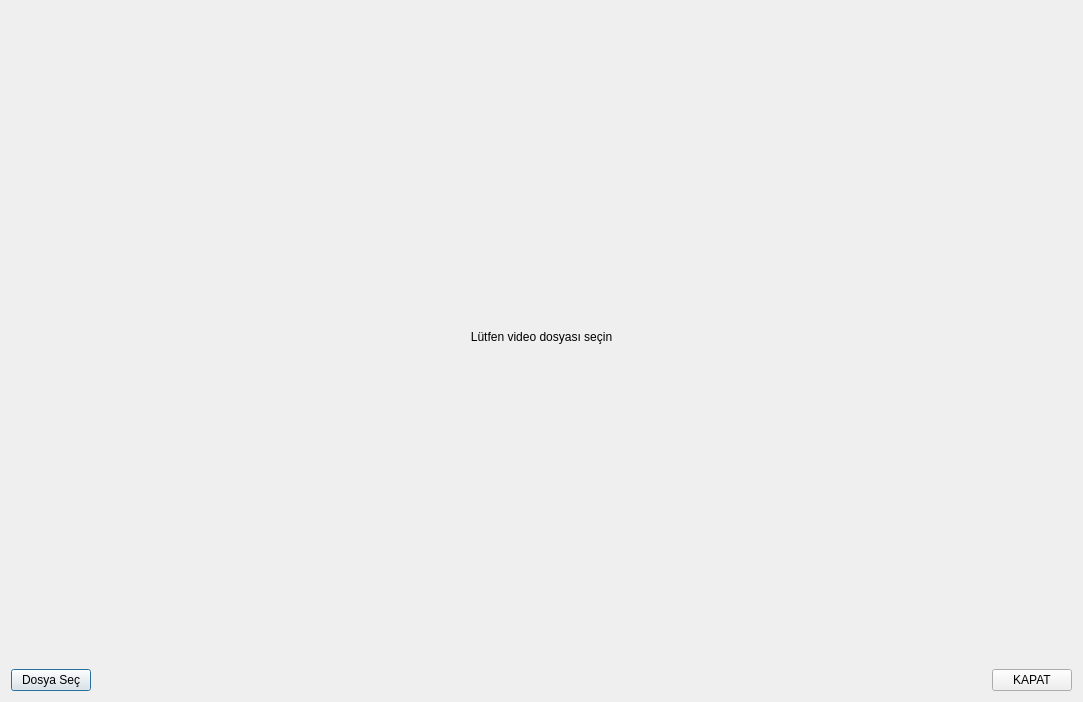
First picture: the form in ui/videoFileDialog.ui, repository KTUN-BP/DuyguDurumAnaliz, before the edit.
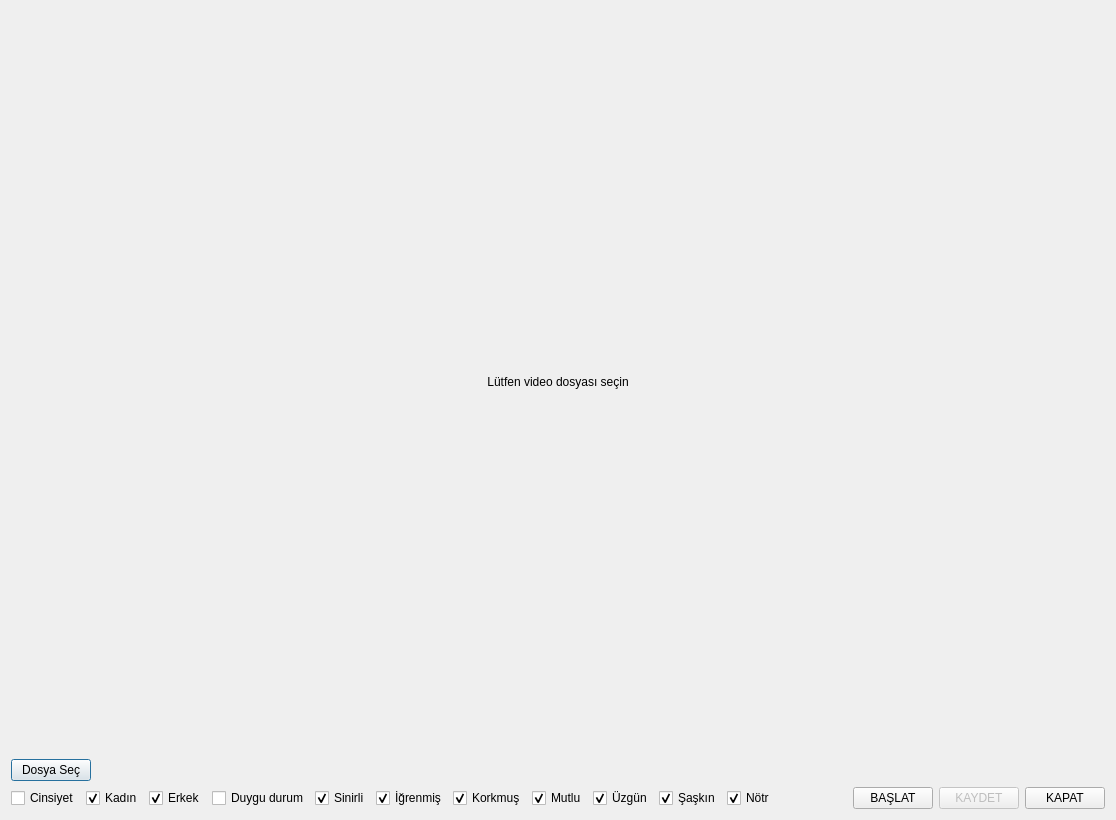
Second picture: the form after the edit.

Patch:
```diff
--- a/ui/videoFileDialog.ui
+++ b/ui/videoFileDialog.ui
@@ -9,8 +9,8 @@
    <rect>
     <x>0</x>
     <y>0</y>
-    <width>1083</width>
-    <height>702</height>
+    <width>1116</width>
+    <height>820</height>
    </rect>
   </property>
   <property name="sizePolicy">
@@ -73,6 +73,158 @@
         </widget>
        </item>
        <item>
+        <spacer name="horizontalSpacer_2">
+         <property name="orientation">
+          <enum>Qt::Horizontal</enum>
+         </property>
+         <property name="sizeHint" stdset="0">
+          <size>
+           <width>40</width>
+           <height>20</height>
+          </size>
+         </property>
+        </spacer>
+       </item>
+      </layout>
+     </item>
+     <item>
+      <layout class="QHBoxLayout" name="horizontalLayout_4">
+       <item>
+        <layout class="QHBoxLayout" name="horizontalLayoutOptions">
+         <item>
+          <widget class="QCheckBox" name="checkBoxGender">
+           <property name="enabled">
+            <bool>true</bool>
+           </property>
+           <property name="text">
+            <string>Cinsiyet</string>
+           </property>
+          </widget>
+         </item>
+         <item>
+          <widget class="QCheckBox" name="checkBoxFemale">
+           <property name="text">
+            <string>Kadın</string>
+           </property>
+           <property name="checked">
+            <bool>true</bool>
+           </property>
+          </widget>
+         </item>
+         <item>
+          <widget class="QCheckBox" name="checkBoxMale">
+           <property name="text">
+            <string>Erkek</string>
+           </property>
+           <property name="checked">
+            <bool>true</bool>
+           </property>
+          </widget>
+         </item>
+         <item>
+          <widget class="QCheckBox" name="checkBoxEmotion">
+           <property name="enabled">
+            <bool>true</bool>
+           </property>
+           <property name="text">
+            <string>Duygu durum</string>
+           </property>
+          </widget>
+         </item>
+         <item>
+          <widget class="QCheckBox" name="checkBoxAngry">
+           <property name="enabled">
+            <bool>true</bool>
+           </property>
+           <property name="text">
+            <string>Sinirli</string>
+           </property>
+           <property name="checked">
+            <bool>true</bool>
+           </property>
+          </widget>
+         </item>
+         <item>
+          <widget class="QCheckBox" name="checkBoxDisgust">
+           <property name="enabled">
+            <bool>true</bool>
+           </property>
+           <property name="text">
+            <string>İğrenmiş</string>
+           </property>
+           <property name="checked">
+            <bool>true</bool>
+           </property>
+          </widget>
+         </item>
+         <item>
+          <widget class="QCheckBox" name="checkBoxScared">
+           <property name="enabled">
+            <bool>true</bool>
+           </property>
+           <property name="text">
+            <string>Korkmuş</string>
+           </property>
+           <property name="checked">
+            <bool>true</bool>
+           </property>
+          </widget>
+         </item>
+         <item>
+          <widget class="QCheckBox" name="checkBoxHappy">
+           <property name="enabled">
+            <bool>true</bool>
+           </property>
+           <property name="text">
+            <string>Mutlu</string>
+           </property>
+           <property name="checked">
+            <bool>true</bool>
+           </property>
+          </widget>
+         </item>
+         <item>
+          <widget class="QCheckBox" name="checkBoxSad">
+           <property name="enabled">
+            <bool>true</bool>
+           </property>
+           <property name="text">
+            <string>Üzgün</string>
+           </property>
+           <property name="checked">
+            <bool>true</bool>
+           </property>
+          </widget>
+         </item>
+         <item>
+          <widget class="QCheckBox" name="checkBoxSurprised">
+           <property name="enabled">
+            <bool>true</bool>
+           </property>
+           <property name="text">
+            <string>Şaşkın</string>
+           </property>
+           <property name="checked">
+            <bool>true</bool>
+           </property>
+          </widget>
+         </item>
+         <item>
+          <widget class="QCheckBox" name="checkBoxNeutral">
+           <property name="enabled">
+            <bool>true</bool>
+           </property>
+           <property name="text">
+            <string>Nötr</string>
+           </property>
+           <property name="checked">
+            <bool>true</bool>
+           </property>
+          </widget>
+         </item>
+        </layout>
+       </item>
+       <item>
         <spacer name="horizontalSpacer">
          <property name="orientation">
           <enum>Qt::Horizontal</enum>
@@ -85,6 +237,26 @@
          </property>
         </spacer>
        </item>
+       <item>
+        <widget class="QPushButton" name="pushButtonStart">
+         <property name="enabled">
+          <bool>true</bool>
+         </property>
+         <property name="text">
+          <string>BAŞLAT</string>
+         </property>
+        </widget>
+       </item>
+       <item>
+        <widget class="QPushButton" name="pushButtonSave">
+         <property name="enabled">
+          <bool>false</bool>
+         </property>
+         <property name="text">
+          <string>KAYDET</string>
+         </property>
+        </widget>
+       </item>
        <item>
         <widget class="QPushButton" name="pushButtonClose">
          <property name="text">
```
